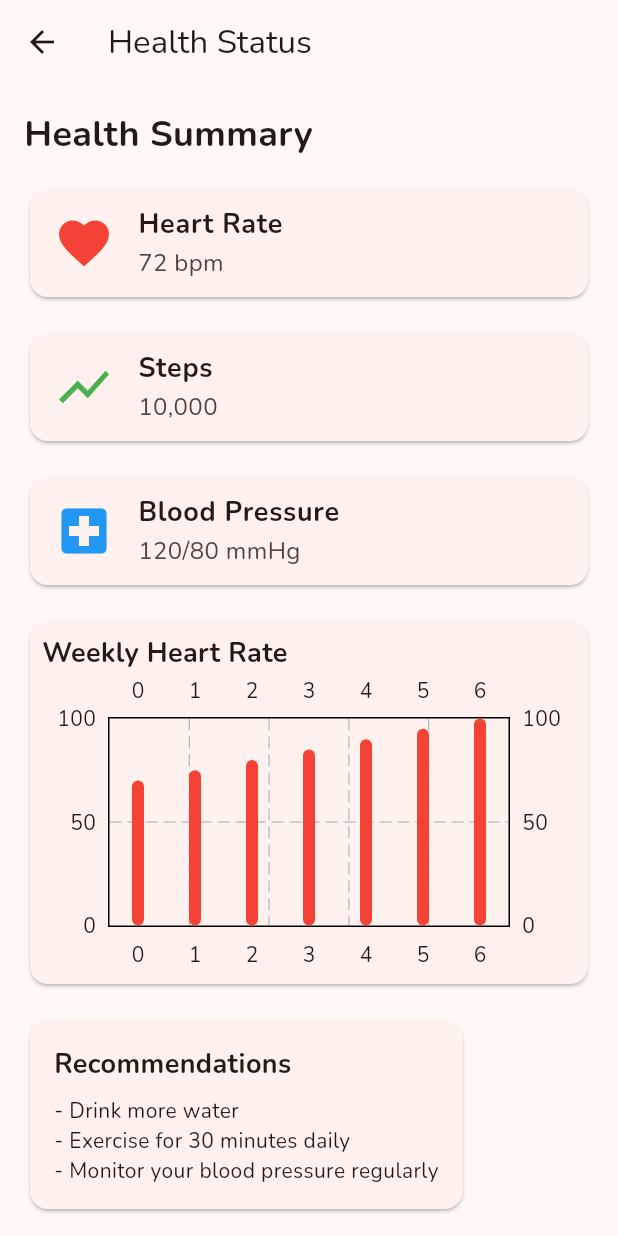
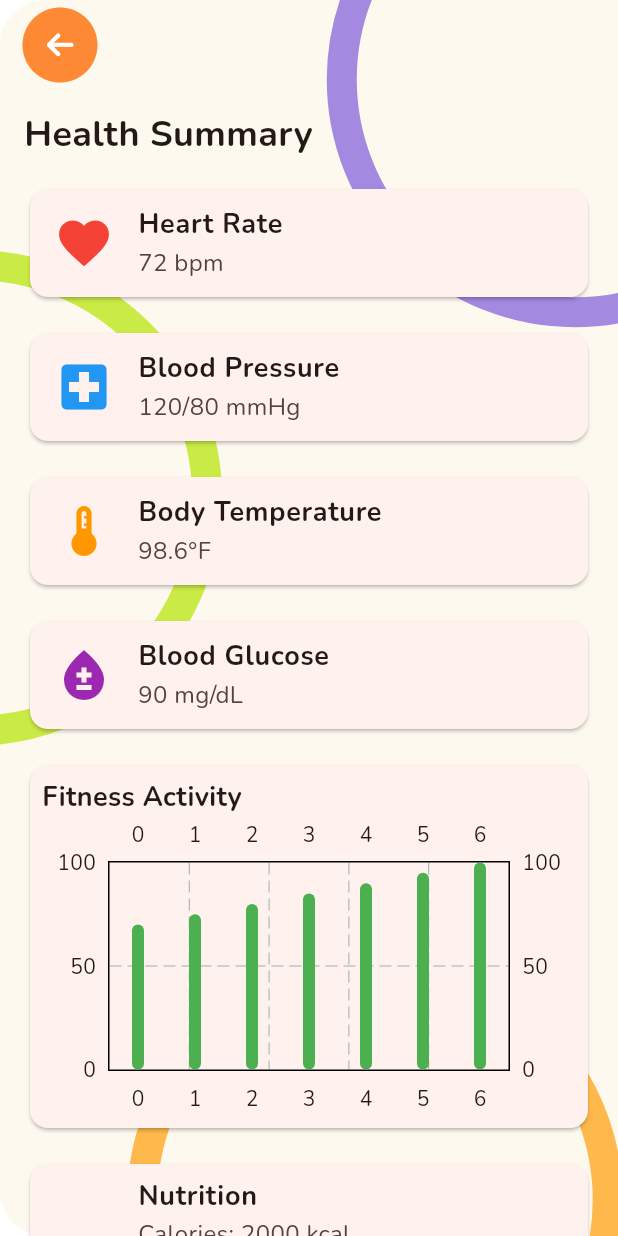
Before and after one commit to KhromeM/meddy, a Flutter app: the HealthPage screen opened directly, on a phone screen of 412 x 824 dp. Run offline on Flutter 3.47's test engine with Material 3 defaults, Android fonts, the light colour scheme and no system bars; drawn by our look-alikes of fl_chart; our stand-ins replace firebase_auth, firebase_core, flutter_markdown, flutter_riverpod, flutter_svg, font_awesome_flutter and 3 more; missing offline and left inert: jumping_dot, record, sound_stream; accounts and stored records are empty; network calls fail.

Commit message:
feat: revamp health

```diff
--- a/mobile/lib/pages/health_page.dart
+++ b/mobile/lib/pages/health_page.dart
@@ -1,73 +1,34 @@
 import 'package:flutter/material.dart';
 import 'package:fl_chart/fl_chart.dart';
+import 'package:meddymobile/widgets/backnav_app_bar.dart';
+import 'package:meddymobile/widgets/main_background.dart';
 
 class HealthPage extends StatelessWidget {
-  @override
-  Widget build(BuildContext context) {
-    return Scaffold(
-      appBar: AppBar(
-        title: Text('Health Status'),
-      ),
-      body: SingleChildScrollView(
-        child: Padding(
-          padding: const EdgeInsets.all(16.0),
-          child: Column(
-            crossAxisAlignment: CrossAxisAlignment.start,
-            children: [
-              Text(
-                'Health Summary',
-                style: TextStyle(fontSize: 24, fontWeight: FontWeight.bold),
-              ),
-              SizedBox(height: 16),
-              _buildHealthSummaryCard(
-                icon: Icons.favorite,
-                title: 'Heart Rate',
-                value: '72 bpm',
-                color: Colors.red,
-              ),
-              SizedBox(height: 16),
-              _buildHealthSummaryCard(
-                icon: Icons.show_chart,
-                title: 'Steps',
-                value: '10,000',
-                color: Colors.green,
-              ),
-              SizedBox(height: 16),
-              _buildHealthSummaryCard(
-                icon: Icons.local_hospital,
-                title: 'Blood Pressure',
-                value: '120/80 mmHg',
-                color: Colors.blue,
-              ),
-              SizedBox(height: 16),
-              _buildGraphCard(),
-              SizedBox(height: 16),
-              _buildRecommendationsCard(),
-            ],
-          ),
-        ),
-      ),
-    );
-  }
 
-  Widget _buildHealthSummaryCard({required IconData icon, required String title, required String value, required Color color}) {
+  Widget _buildHealthSummaryCard(
+      {required IconData icon,
+      required String title,
+      required String value,
+      required Color color}) {
     return Card(
       child: ListTile(
         leading: Icon(icon, color: color, size: 40),
-        title: Text(title, style: TextStyle(fontSize: 18, fontWeight: FontWeight.bold)),
+        title: Text(title,
+            style: TextStyle(fontSize: 18, fontWeight: FontWeight.bold)),
         subtitle: Text(value, style: TextStyle(fontSize: 16)),
       ),
     );
   }
 
-  Widget _buildGraphCard() {
+  Widget _buildGraphCard(String title) {
     return Card(
       child: Padding(
         padding: const EdgeInsets.all(8.0),
         child: Column(
           crossAxisAlignment: CrossAxisAlignment.start,
           children: [
-            Text('Weekly Heart Rate', style: TextStyle(fontSize: 18, fontWeight: FontWeight.bold)),
+            Text(title,
+                style: TextStyle(fontSize: 18, fontWeight: FontWeight.bold)),
             SizedBox(
               height: 200,
               child: BarChart(
@@ -76,45 +37,31 @@
                   barGroups: [
                     BarChartGroupData(
                       x: 0,
-                      barRods: [
-                        BarChartRodData(toY: 70, color: Colors.red),
-                      ],
+                      barRods: [BarChartRodData(toY: 70, color: Colors.green)],
                     ),
                     BarChartGroupData(
                       x: 1,
-                      barRods: [
-                        BarChartRodData(toY: 75, color: Colors.red),
-                      ],
+                      barRods: [BarChartRodData(toY: 75, color: Colors.green)],
                     ),
                     BarChartGroupData(
                       x: 2,
-                      barRods: [
-                        BarChartRodData(toY: 80, color: Colors.red),
-                      ],
+                      barRods: [BarChartRodData(toY: 80, color: Colors.green)],
                     ),
                     BarChartGroupData(
                       x: 3,
-                      barRods: [
-                        BarChartRodData(toY: 85, color: Colors.red),
-                      ],
+                      barRods: [BarChartRodData(toY: 85, color: Colors.green)],
                     ),
                     BarChartGroupData(
                       x: 4,
-                      barRods: [
-                        BarChartRodData(toY: 90, color: Colors.red),
-                      ],
+                      barRods: [BarChartRodData(toY: 90, color: Colors.green)],
                     ),
                     BarChartGroupData(
                       x: 5,
-                      barRods: [
-                        BarChartRodData(toY: 95, color: Colors.red),
-                      ],
+                      barRods: [BarChartRodData(toY: 95, color: Colors.green)],
                     ),
                     BarChartGroupData(
                       x: 6,
-                      barRods: [
-                        BarChartRodData(toY: 100, color: Colors.red),
-                      ],
+                      barRods: [BarChartRodData(toY: 100, color: Colors.green)],
                     ),
                   ],
                 ),
@@ -126,21 +73,76 @@
     );
   }
 
-  Widget _buildRecommendationsCard() {
-    return Card(
-      child: Padding(
-        padding: const EdgeInsets.all(16.0),
-        child: Column(
-          crossAxisAlignment: CrossAxisAlignment.start,
-          children: [
-            Text('Recommendations', style: TextStyle(fontSize: 18, fontWeight: FontWeight.bold)),
-            SizedBox(height: 8),
-            Text('- Drink more water'),
-            Text('- Exercise for 30 minutes daily'),
-            Text('- Monitor your blood pressure regularly'),
-          ],
-        ),
-      ),
+  @override
+  Widget build(BuildContext context) {
+    return Stack(
+      children: [
+        MainBackground(),
+        Scaffold(
+          backgroundColor: Colors.transparent,
+          appBar: BacknavAppBar(),
+          body: SingleChildScrollView(
+            child: Padding(
+              padding: const EdgeInsets.all(16.0),
+              child: Column(
+                crossAxisAlignment: CrossAxisAlignment.start,
+                children: [
+                  Text(
+                    'Health Summary',
+                    style: TextStyle(fontSize: 24, fontWeight: FontWeight.bold),
+                  ),
+                  SizedBox(height: 16),
+                  _buildHealthSummaryCard(
+                    icon: Icons.favorite,
+                    title: 'Heart Rate',
+                    value: '72 bpm',
+                    color: Colors.red,
+                  ),
+                  SizedBox(height: 16),
+                  _buildHealthSummaryCard(
+                    icon: Icons.local_hospital,
+                    title: 'Blood Pressure',
+                    value: '120/80 mmHg',
+                    color: Colors.blue,
+                  ),
+                  SizedBox(height: 16),
+                  _buildHealthSummaryCard(
+                    icon: Icons.thermostat,
+                    title: 'Body Temperature',
+                    value: '98.6°F',
+                    color: Colors.orange,
+                  ),
+                  SizedBox(height: 16),
+                  _buildHealthSummaryCard(
+                    icon: Icons.bloodtype,
+                    title: 'Blood Glucose',
+                    value: '90 mg/dL',
+                    color: Colors.purple,
+                  ),
+                  SizedBox(height: 16),
+                  _buildGraphCard('Fitness Activity'),
+                  SizedBox(height: 16),
+                  _buildHealthSummaryCard(
+                    icon: Icons.fastfood,
+                    title: 'Nutrition',
+                    value:
+                        'Calories: 2000 kcal\nProteins: 150g\nCarbohydrates: 250g\nFats: 70g',
+                    color: Colors.green,
+                  ),
+                  SizedBox(height: 16),
+                  _buildHealthSummaryCard(
+                    icon: Icons.bed,
+                    title: 'Sleep',
+                    value: 'Duration: 7h 30m\nQuality: Good',
+                    color: Colors.indigo,
+                  ),
+                  SizedBox(height: 16),
+                ],
+              ),
+            ),
+          ),
+        )
+      ],
     );
   }
 }
```
